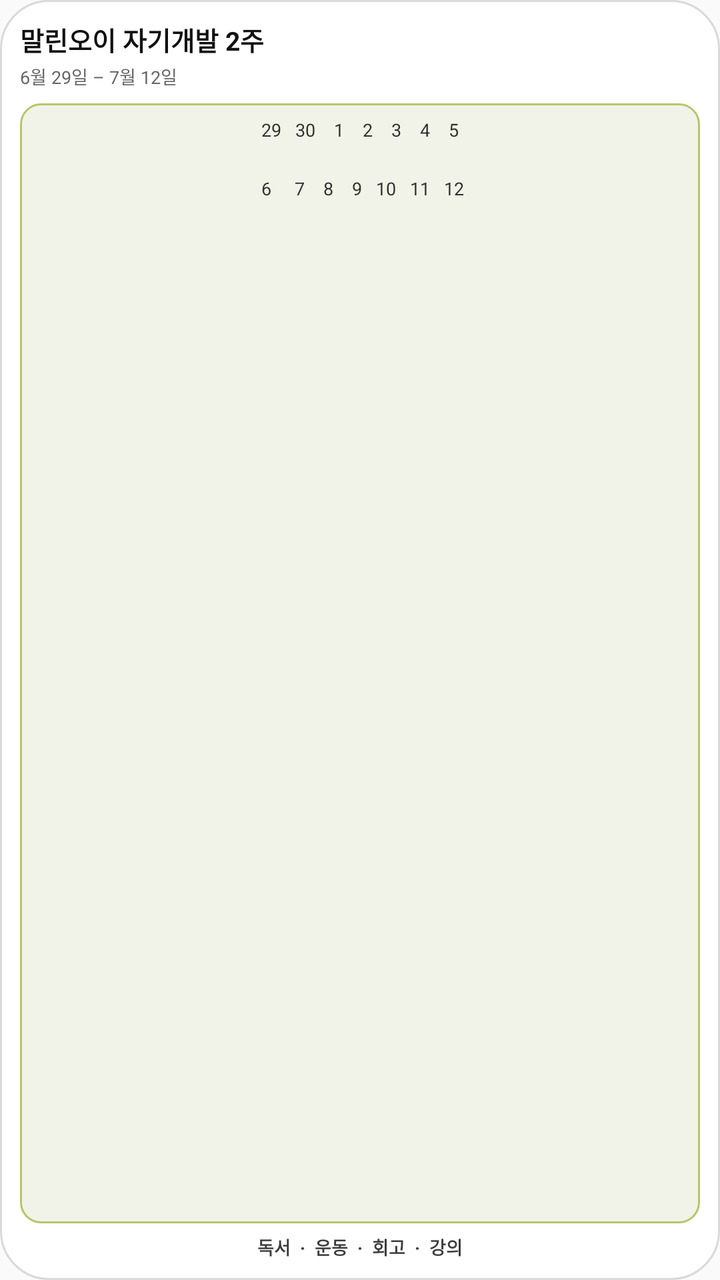
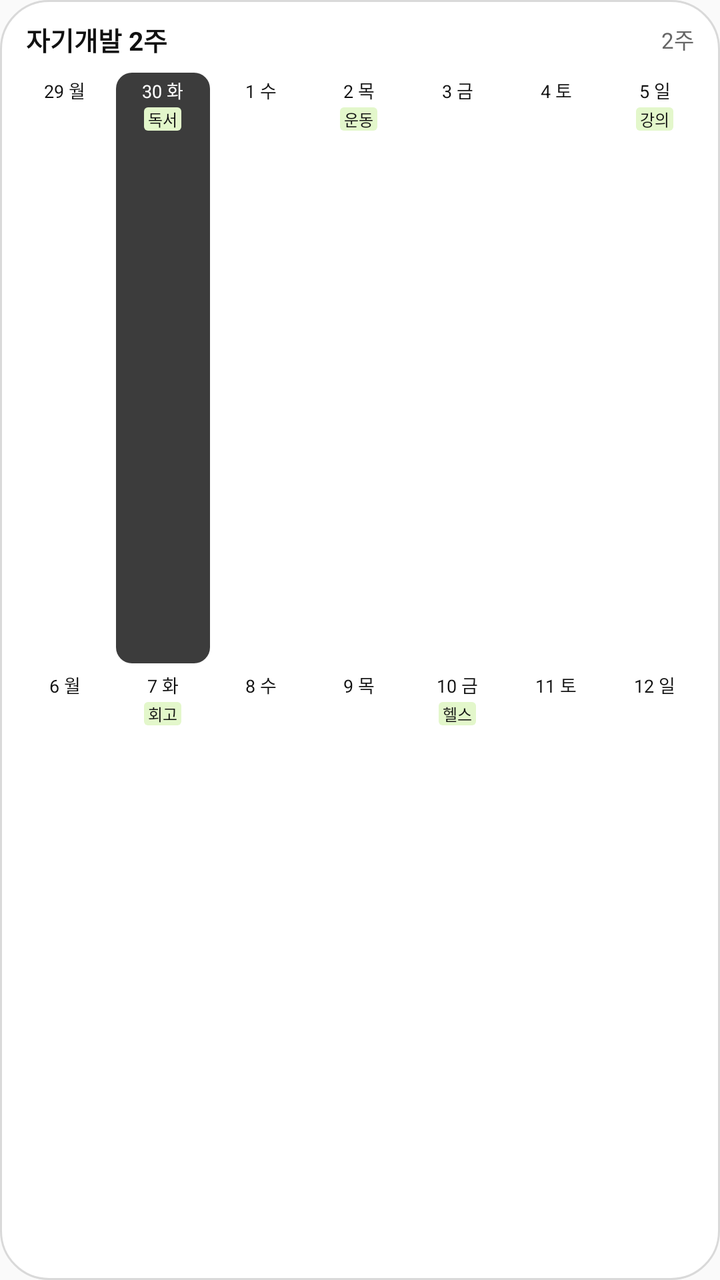

The first picture is an Android layout as it rendered before a commit; the second is the same layout after the commit. The layout source and the unified diff follow.
<!-- AndroidManifest.xml: application theme AppTheme -->
<!-- res/layout/widget_preview_study_two_weeks.xml -->
<?xml version="1.0" encoding="utf-8"?>
<LinearLayout xmlns:android="http://schemas.android.com/apk/res/android"
    android:layout_width="match_parent"
    android:layout_height="match_parent"
    android:background="@drawable/widget_background"
    android:orientation="vertical"
    android:padding="10dp">

    <TextView
        style="@style/MallinoiWidgetPreviewTitle"
        android:text="말린오이 자기개발 2주" />

    <TextView
        style="@style/MallinoiWidgetPreviewSubtitle"
        android:text="6월 29일 – 7월 12일" />

    <TextView
        style="@style/MallinoiWidgetPreviewBody"
        android:background="@drawable/widget_preview_grid_study"
        android:text="29   30    1    2    3    4    5\n\n 6     7    8    9   10   11   12" />

    <TextView
        style="@style/MallinoiWidgetPreviewSample"
        android:text="독서  ·  운동  ·  회고  ·  강의"
        android:textColor="#3C3C3C" />
</LinearLayout>
<!-- resources referenced by this layout -->
<resources>
  <!-- drawable widget_preview_grid_study (drawable) -->
  <?xml version="1.0" encoding="utf-8"?>
  <shape xmlns:android="http://schemas.android.com/apk/res/android">
      <solid android:color="#F1F3E8" />
      <stroke android:width="1dp" android:color="#B6C66A" />
      <corners android:radius="10dp" />
  </shape>
  <style name="MallinoiWidgetPreviewBody">
          <item name="android:layout_width">match_parent</item>
          <item name="android:layout_height">0dp</item>
          <item name="android:layout_marginTop">7dp</item>
          <item name="android:layout_weight">1</item>
          <item name="android:gravity">top|center_horizontal</item>
          <item name="android:includeFontPadding">true</item>
          <item name="android:lineSpacingExtra">4dp</item>
          <item name="android:padding">7dp</item>
          <item name="android:textColor">#303030</item>
          <item name="android:textSize">9sp</item>
      </style>
  <style name="MallinoiWidgetPreviewSample">
          <item name="android:layout_width">match_parent</item>
          <item name="android:layout_height">wrap_content</item>
          <item name="android:layout_marginTop">5dp</item>
          <item name="android:ellipsize">end</item>
          <item name="android:gravity">center</item>
          <item name="android:singleLine">true</item>
          <item name="android:textSize">9sp</item>
          <item name="android:textStyle">bold</item>
      </style>
  <style name="MallinoiWidgetPreviewSubtitle">
          <item name="android:layout_width">match_parent</item>
          <item name="android:layout_height">wrap_content</item>
          <item name="android:layout_marginTop">2dp</item>
          <item name="android:textColor">#666666</item>
          <item name="android:textSize">9sp</item>
      </style>
  <style name="MallinoiWidgetPreviewTitle">
          <item name="android:layout_width">match_parent</item>
          <item name="android:layout_height">wrap_content</item>
          <item name="android:ellipsize">end</item>
          <item name="android:singleLine">true</item>
          <item name="android:textColor">#111111</item>
          <item name="android:textSize">13sp</item>
          <item name="android:textStyle">bold</item>
      </style>
  <style name="AppTheme" parent="Theme.AppCompat.Light.DarkActionBar">
          
          <item name="colorPrimary">@color/colorPrimary</item>
          <item name="colorPrimaryDark">@color/colorPrimaryDark</item>
          <item name="colorAccent">@color/colorAccent</item>
      </style>
  <color tools:ignore="UnusedResources" name="colorPrimary">#3F51B5</color>
  <color tools:ignore="UnusedResources" name="colorPrimaryDark">#303F9F</color>
  <color tools:ignore="UnusedResources" name="colorAccent">#FF4081</color>
  <!-- unchanged entries left out for length: 1 -->
</resources>

<!-- the commit's change to res/layout/widget_preview_study_two_weeks.xml (unified diff, before → after) -->
@@ -4,23 +4,180 @@
     android:layout_height="match_parent"
     android:background="@drawable/widget_background"
     android:orientation="vertical"
-    android:padding="10dp">
+    android:paddingLeft="8dp"
+    android:paddingTop="10dp"
+    android:paddingRight="8dp"
+    android:paddingBottom="10dp">
 
-    <TextView
-        style="@style/MallinoiWidgetPreviewTitle"
-        android:text="말린오이 자기개발 2주" />
+    <LinearLayout
+        android:layout_width="match_parent"
+        android:layout_height="wrap_content"
+        android:gravity="center_vertical"
+        android:orientation="horizontal"
+        android:paddingLeft="5dp"
+        android:paddingRight="5dp">
 
-    <TextView
-        style="@style/MallinoiWidgetPreviewSubtitle"
-        android:text="6월 29일 – 7월 12일" />
+        <TextView
+            style="@style/MallinoiWidgetPreviewTitle"
+            android:text="자기개발 2주" />
 
-    <TextView
-        style="@style/MallinoiWidgetPreviewBody"
-        android:background="@drawable/widget_preview_grid_study"
-        android:text="29   30    1    2    3    4    5\n\n 6     7    8    9   10   11   12" />
+        <TextView
+            style="@style/MallinoiWidgetPreviewSubtitle"
+            android:text="2주" />
+    </LinearLayout>
 
-    <TextView
-        style="@style/MallinoiWidgetPreviewSample"
-        android:text="독서  ·  운동  ·  회고  ·  강의"
-        android:textColor="#3C3C3C" />
+    <LinearLayout
+        android:layout_width="match_parent"
+        android:layout_height="0dp"
+        android:layout_marginTop="6dp"
+        android:layout_weight="1"
+        android:orientation="vertical">
+
+    <LinearLayout
+        style="@style/MallinoiWidgetPreviewRow">
+
+        <LinearLayout
+            style="@style/MallinoiWidgetPreviewDay">
+
+            <TextView
+                style="@style/MallinoiWidgetPreviewDate"
+                android:text="29 월" />
+        </LinearLayout>
+
+        <LinearLayout
+            style="@style/MallinoiWidgetPreviewDay"
+            android:background="@drawable/widget_today_study_background">
+
+            <TextView
+                style="@style/MallinoiWidgetPreviewDate"
+                android:text="30 화"
+                android:textColor="#FFFFFF" />
+
+            <TextView
+                style="@style/MallinoiWidgetPreviewChip"
+                android:background="@drawable/widget_preview_chip_study"
+                android:text="독서" />
+        </LinearLayout>
+
+        <LinearLayout
+            style="@style/MallinoiWidgetPreviewDay">
+
+            <TextView
+                style="@style/MallinoiWidgetPreviewDate"
+                android:text="1 수" />
+        </LinearLayout>
+
+        <LinearLayout
+            style="@style/MallinoiWidgetPreviewDay">
+
+            <TextView
+                style="@style/MallinoiWidgetPreviewDate"
+                android:text="2 목" />
+
+            <TextView
+                style="@style/MallinoiWidgetPreviewChip"
+                android:background="@drawable/widget_preview_chip_study"
+                android:text="운동" />
+        </LinearLayout>
+
+        <LinearLayout
+            style="@style/MallinoiWidgetPreviewDay">
+
+            <TextView
+                style="@style/MallinoiWidgetPreviewDate"
+                android:text="3 금" />
+        </LinearLayout>
+
+        <LinearLayout
+            style="@style/MallinoiWidgetPreviewDay">
+
+            <TextView
+                style="@style/MallinoiWidgetPreviewDate"
+                android:text="4 토" />
+        </LinearLayout>
+
+        <LinearLayout
+            style="@style/MallinoiWidgetPreviewDay">
+
+            <TextView
+                style="@style/MallinoiWidgetPreviewDate"
+                android:text="5 일" />
+
+            <TextView
+                style="@style/MallinoiWidgetPreviewChip"
+                android:background="@drawable/widget_preview_chip_study"
+                android:text="강의" />
+        </LinearLayout>
+    </LinearLayout>
+
+    <LinearLayout
+        style="@style/MallinoiWidgetPreviewRow">
+
+        <LinearLayout
+            style="@style/MallinoiWidgetPreviewDay">
+
+            <TextView
+                style="@style/MallinoiWidgetPreviewDate"
+                android:text="6 월" />
+        </LinearLayout>
+
+        <LinearLayout
+            style="@style/MallinoiWidgetPreviewDay">
+
+            <TextView
+                style="@style/MallinoiWidgetPreviewDate"
+                android:text="7 화" />
+
+            <TextView
+                style="@style/MallinoiWidgetPreviewChip"
+                android:background="@drawable/widget_preview_chip_study"
+                android:text="회고" />
+        </LinearLayout>
+
+        <LinearLayout
+            style="@style/MallinoiWidgetPreviewDay">
+
+            <TextView
+                style="@style/MallinoiWidgetPreviewDate"
+                android:text="8 수" />
+        </LinearLayout>
+
+        <LinearLayout
+            style="@style/MallinoiWidgetPreviewDay">
+
+            <TextView
+                style="@style/MallinoiWidgetPreviewDate"
+                android:text="9 목" />
+        </LinearLayout>
+
+        <LinearLayout
+            style="@style/MallinoiWidgetPreviewDay">
+
+            <TextView
+                style="@style/MallinoiWidgetPreviewDate"
+                android:text="10 금" />
+
+            <TextView
+                style="@style/MallinoiWidgetPreviewChip"
+                android:background="@drawable/widget_preview_chip_study"
+                android:text="헬스" />
+        </LinearLayout>
+
+        <LinearLayout
+            style="@style/MallinoiWidgetPreviewDay">
+
+            <TextView
+                style="@style/MallinoiWidgetPreviewDate"
+                android:text="11 토" />
+        </LinearLayout>
+
+        <LinearLayout
+            style="@style/MallinoiWidgetPreviewDay">
+
+            <TextView
+                style="@style/MallinoiWidgetPreviewDate"
+                android:text="12 일" />
+        </LinearLayout>
+    </LinearLayout>
+    </LinearLayout>
 </LinearLayout>
<!-- resource entries referenced after the edit -->
@@ -1,44 +1,64 @@
 <!-- resources referenced by this layout -->
 <resources>
-  <!-- drawable widget_preview_grid_study (drawable) -->
+  <!-- drawable widget_preview_chip_study (drawable) -->
   <?xml version="1.0" encoding="utf-8"?>
   <shape xmlns:android="http://schemas.android.com/apk/res/android">
-      <solid android:color="#F1F3E8" />
-      <stroke android:width="1dp" android:color="#B6C66A" />
-      <corners android:radius="10dp" />
+      <solid android:color="#E3F7CB" />
+      <corners android:radius="2dp" />
   </shape>
-  <style name="MallinoiWidgetPreviewBody">
+  <!-- drawable widget_today_study_background (drawable) -->
+  <?xml version="1.0" encoding="utf-8"?>
+  <shape xmlns:android="http://schemas.android.com/apk/res/android">
+      <solid android:color="#3c3c3c" />
+      <corners android:radius="8dp" />
+  </shape>
+  <style name="MallinoiWidgetPreviewChip">
+          <item name="android:layout_width">wrap_content</item>
+          <item name="android:layout_height">wrap_content</item>
+          <item name="android:layout_marginTop">2dp</item>
+          <item name="android:ellipsize">end</item>
+          <item name="android:gravity">center</item>
+          <item name="android:maxLines">1</item>
+          <item name="android:paddingLeft">2dp</item>
+          <item name="android:paddingRight">2dp</item>
+          <item name="android:singleLine">true</item>
+          <item name="android:textColor">#111111</item>
+          <item name="android:textSize">8sp</item>
+      </style>
+  <style name="MallinoiWidgetPreviewDate">
+          <item name="android:layout_width">match_parent</item>
+          <item name="android:layout_height">wrap_content</item>
+          <item name="android:gravity">center</item>
+          <item name="android:includeFontPadding">true</item>
+          <item name="android:textColor">#111111</item>
+          <item name="android:textSize">9sp</item>
+      </style>
+  <style name="MallinoiWidgetPreviewDay">
+          <item name="android:layout_width">0dp</item>
+          <item name="android:layout_height">match_parent</item>
+          <item name="android:layout_margin">1dp</item>
+          <item name="android:layout_weight">1</item>
+          <item name="android:background">@drawable/widget_day_background</item>
+          <item name="android:gravity">top|center_horizontal</item>
+          <item name="android:orientation">vertical</item>
+          <item name="android:padding">2dp</item>
+      </style>
+  <style name="MallinoiWidgetPreviewRow">
           <item name="android:layout_width">match_parent</item>
           <item name="android:layout_height">0dp</item>
-          <item name="android:layout_marginTop">7dp</item>
           <item name="android:layout_weight">1</item>
-          <item name="android:gravity">top|center_horizontal</item>
-          <item name="android:includeFontPadding">true</item>
-          <item name="android:lineSpacingExtra">4dp</item>
-          <item name="android:padding">7dp</item>
-          <item name="android:textColor">#303030</item>
-          <item name="android:textSize">9sp</item>
-      </style>
-  <style name="MallinoiWidgetPreviewSample">
-          <item name="android:layout_width">match_parent</item>
-          <item name="android:layout_height">wrap_content</item>
-          <item name="android:layout_marginTop">5dp</item>
-          <item name="android:ellipsize">end</item>
-          <item name="android:gravity">center</item>
-          <item name="android:singleLine">true</item>
-          <item name="android:textSize">9sp</item>
-          <item name="android:textStyle">bold</item>
+          <item name="android:orientation">horizontal</item>
       </style>
   <style name="MallinoiWidgetPreviewSubtitle">
-          <item name="android:layout_width">match_parent</item>
+          <item name="android:layout_width">wrap_content</item>
           <item name="android:layout_height">wrap_content</item>
-          <item name="android:layout_marginTop">2dp</item>
           <item name="android:textColor">#666666</item>
-          <item name="android:textSize">9sp</item>
+          <item name="android:textSize">11sp</item>
       </style>
   <style name="MallinoiWidgetPreviewTitle">
-          <item name="android:layout_width">match_parent</item>
+          <item name="android:layout_width">0dp</item>
           <item name="android:layout_height">wrap_content</item>
+          <item name="android:layout_weight">1</item>
           <item name="android:ellipsize">end</item>
           <item name="android:singleLine">true</item>
           <item name="android:textColor">#111111</item>
@@ -51,6 +71,12 @@
           <item name="colorPrimaryDark">@color/colorPrimaryDark</item>
           <item name="colorAccent">@color/colorAccent</item>
       </style>
+  <!-- drawable widget_day_background (drawable) -->
+  <?xml version="1.0" encoding="utf-8"?>
+  <shape xmlns:android="http://schemas.android.com/apk/res/android">
+      <solid android:color="#ffffff" />
+      <corners android:radius="8dp" />
+  </shape>
   <color tools:ignore="UnusedResources" name="colorPrimary">#3F51B5</color>
   <color tools:ignore="UnusedResources" name="colorPrimaryDark">#303F9F</color>
   <color tools:ignore="UnusedResources" name="colorAccent">#FF4081</color>
